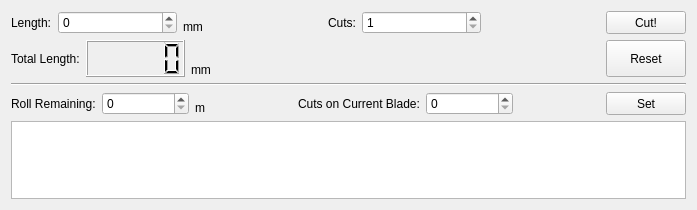
fwappy/tubingCutter, file cutter.ui: the form before one commit.
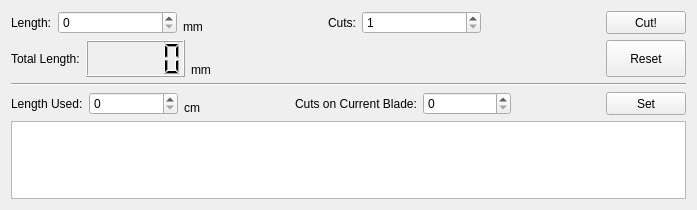
The form after the commit.

Commit message: Working on serial error catching

The edit to the form file:
```diff
--- a/cutter.ui
+++ b/cutter.ui
@@ -52,7 +52,7 @@
      <item>
       <widget class="QLabel" name="rollLabel">
        <property name="text">
-        <string>Roll Remaining:</string>
+        <string>Length Used:</string>
        </property>
        <property name="buddy">
         <cstring>rollLength</cstring>
@@ -75,7 +75,7 @@
      <item>
       <widget class="QLabel" name="rollUnits">
        <property name="text">
-        <string>m</string>
+        <string>cm</string>
        </property>
        <property name="alignment">
         <set>Qt::AlignBottom|Qt::AlignLeading|Qt::AlignLeft</set>
```
The commit also changes 1 other file.
